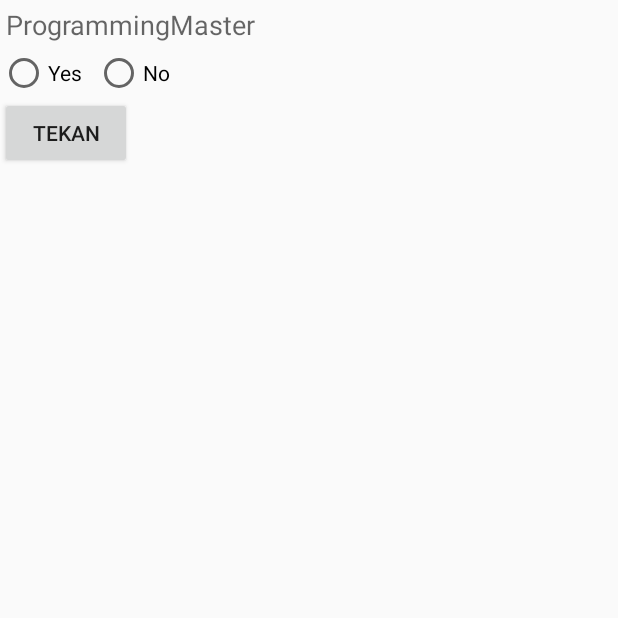
After one commit to feetbo90/ProgrammingMaster2, an Android app: the BelajarFragment screen opened directly, with no data from a screen before it, on a phone screen of 412 x 824 dp, the top half of it. The commit adds this screen. Run offline under Robolectric (Android 15) with nearby library versions, the light colour scheme and no system bars.

Commit message:
Belajar Fragment

```diff
--- a/app/build.gradle
+++ b/app/build.gradle
@@ -27,6 +27,7 @@ dependencies {
     implementation "org.jetbrains.kotlin:kotlin-stdlib-jre7:$kotlin_version"
     implementation 'com.android.support:appcompat-v7:28.0.0'
     implementation 'com.android.support.constraint:constraint-layout:1.1.3'
+    implementation 'com.android.support:support-v4:28.0.0'
     testImplementation 'junit:junit:4.12'
     androidTestImplementation 'com.android.support.test:runner:1.0.2'
     androidTestImplementation 'com.android.support.test.espresso:espresso-core:3.0.2'
--- a/app/src/main/AndroidManifest.xml
+++ b/app/src/main/AndroidManifest.xml
@@ -9,7 +9,7 @@
         android:roundIcon="@mipmap/ic_launcher_round"
         android:supportsRtl="true"
         android:theme="@style/AppTheme">
-        <activity android:name=".SharedPreferencesExample">
+        <activity android:name=".ActivityFragmentDynamic">
             <intent-filter>
                 <action android:name="android.intent.action.MAIN" />
 
@@ -17,7 +17,9 @@
             </intent-filter>
         </activity>
         <activity android:name=".MainActivity" />
-        <activity android:name=".LoginActivity"/>
+        <activity android:name=".SharedPreferencesExample" />
+        <activity android:name=".LoginActivity" />
+        <activity android:name=".BelajarFragment"/>
     </application>
 
 </manifest>
--- /dev/null
+++ b/app/src/main/java/master/programming/programmingmaster/BelajarFragment.kt
@@ -0,0 +1,12 @@
+package master.programming.programmingmaster
+
+import android.support.v7.app.AppCompatActivity
+import android.os.Bundle
+
+class BelajarFragment : AppCompatActivity() {
+
+    override fun onCreate(savedInstanceState: Bundle?) {
+        super.onCreate(savedInstanceState)
+        setContentView(R.layout.activity_belajar_fragment)
+    }
+}
--- /dev/null
+++ b/app/src/main/java/master/programming/programmingmaster/fragment/Fragment1.kt
@@ -0,0 +1,63 @@
+package master.programming.programmingmaster.fragment
+
+import android.os.Bundle
+import android.support.v4.app.Fragment
+import android.view.LayoutInflater
+import android.view.View
+import android.view.ViewGroup
+import android.widget.Button
+import android.widget.RadioGroup
+
+import master.programming.programmingmaster.R
+import android.widget.TextView
+import android.widget.Toast
+
+
+// TODO: Rename parameter arguments, choose names that match
+// the fragment initialization parameters, e.g. ARG_ITEM_NUMBER
+
+
+
+class Fragment1 : Fragment() {
+    // TODO: Rename and change types of parameters
+
+    private val YES = 0
+    private val NO = 1
+
+    override fun onCreate(savedInstanceState: Bundle?) {
+        super.onCreate(savedInstanceState)
+
+    }
+
+    override fun onCreateView(inflater: LayoutInflater, container: ViewGroup?,
+                              savedInstanceState: Bundle?): View? {
+        // Inflate the layout for this fragment
+        val rootView = inflater.inflate(R.layout.fragment_fragment1, container, false)
+        val radioGroup = rootView.findViewById<RadioGroup>(R.id.radio_group)
+        val button1 = rootView.findViewById<Button>(R.id.button)
+        radioGroup.setOnCheckedChangeListener { group, checkedId ->
+            val radioButton = radioGroup.checkedRadioButtonId
+            Toast.makeText(activity!!.applicationContext, "halo dari radio $radioButton", Toast.LENGTH_LONG).show()
+            val textView = rootView.findViewById<TextView>(R.id.textFragment)
+            when (radioButton) {
+                YES // User chose "Yes."
+                -> textView.setText(R.string.yes_message)
+                NO // User chose "No."
+                -> textView.setText(R.string.no_message)
+                else // No choice made.
+                -> {
+                }
+            }// Do nothing.
+        }
+        button1.setOnClickListener {
+            Toast.makeText(activity!!.applicationContext, "halo dari button", Toast.LENGTH_LONG).show()
+        }
+
+
+        return rootView
+    }
+
+
+
+
+}
--- /dev/null
+++ b/app/src/main/res/layout/activity_belajar_fragment.xml
@@ -0,0 +1,19 @@
+<?xml version="1.0" encoding="utf-8"?>
+<android.support.constraint.ConstraintLayout xmlns:android="http://schemas.android.com/apk/res/android"
+    xmlns:app="http://schemas.android.com/apk/res-auto"
+    xmlns:tools="http://schemas.android.com/tools"
+    android:layout_width="match_parent"
+    android:layout_height="match_parent"
+    tools:context=".BelajarFragment">
+
+    <fragment
+        android:id="@+id/fragment"
+        android:name="master.programming.programmingmaster.fragment.Fragment1"
+        android:layout_width="0dp"
+        android:layout_height="wrap_content"
+        app:layout_constraintLeft_toLeftOf="parent"
+        app:layout_constraintRight_toRightOf="parent"
+        app:layout_constraintTop_toTopOf="parent"
+        tools:layout="@layout/fragment_fragment1" />
+
+</android.support.constraint.ConstraintLayout>
--- /dev/null
+++ b/app/src/main/res/layout/fragment_fragment1.xml
@@ -0,0 +1,46 @@
+<?xml version="1.0" encoding="utf-8"?>
+<LinearLayout xmlns:android="http://schemas.android.com/apk/res/android"
+    xmlns:tools="http://schemas.android.com/tools"
+    android:layout_width="match_parent"
+    android:layout_height="match_parent"
+    android:orientation="vertical"
+    tools:context=".fragment.Fragment1">
+
+    <!-- TODO: Update blank fragment layout -->
+    <TextView
+        android:layout_width="wrap_content"
+        android:layout_height="wrap_content"
+        android:id="@+id/textFragment"
+        android:padding="4dp"
+        android:textAppearance="@style/Base.TextAppearance.AppCompat.Medium"
+        android:text="@string/app_name" />
+
+    <RadioGroup
+        android:id="@+id/radio_group"
+        android:layout_width="wrap_content"
+        android:layout_height="wrap_content"
+        android:orientation="horizontal">
+
+        <RadioButton
+            android:id="@+id/radio_button_yes"
+            android:layout_width="wrap_content"
+            android:layout_height="wrap_content"
+            android:layout_marginRight="8dp"
+            android:text="@string/yes" />
+
+        <RadioButton
+            android:id="@+id/radio_button_no"
+            android:layout_width="wrap_content"
+            android:layout_height="wrap_content"
+            android:layout_marginRight="8dp"
+            android:text="@string/no" />
+    </RadioGroup>
+
+
+    <Button
+        android:layout_width="wrap_content"
+        android:layout_height="wrap_content"
+        android:id="@+id/button"
+        android:text="@string/tekan"/>
+
+</LinearLayout>
--- a/app/src/main/res/layout/penjumlahan.xml
+++ b/app/src/main/res/layout/penjumlahan.xml
@@ -43,4 +43,10 @@
         android:gravity="center_horizontal"
         />
 
+    <Button
+        android:id="@+id/button2"
+        android:layout_width="match_parent"
+        android:layout_height="wrap_content"
+        android:text="Button" />
+
 </LinearLayout>
--- a/app/src/main/res/values/strings.xml
+++ b/app/src/main/res/values/strings.xml
@@ -9,4 +9,15 @@
     <string name="password">Password</string>
     <string name="signin">Sign In</string>
 
+    <!-- TODO: Remove or change this placeholder text -->
+    <string name="hello_blank_fragment">Hello blank fragment</string>
+    <string name="yes">Yes</string>
+    <string name="no">No</string>
+    <string name="yes_message">Yes Message</string>
+    <string name="no_message">No Message</string>
+    <string name="tekan">Tekan</string>
+    <string name="tekanDariActivity">Dari Activity</string>
+    <string name="close">Close</string>
+    <string name="open">Open Button</string>
+
 </resources>
```
Also changed, not shown: app/src/main/java/master/programming/programmingmaster/ActivityFragmentDynamic.kt (added, +82 -0 lines), app/src/main/java/master/programming/programmingmaster/MainActivity.kt (+8 -2 lines), app/src/main/java/master/programming/programmingmaster/fragment/FragmentDynamic.kt (added, +47 -0 lines), app/src/main/java/master/programming/programmingmaster/fragment/FragmentDynamic2.kt (added, +43 -0 lines), app/src/main/res/layout/activity_fragment_dynamic.xml (added, +29 -0 lines), app/src/main/res/layout/fragment_dynamic.xml (added, +24 -0 lines), app/src/main/res/layout/fragment_fragment_dynamic2.xml (added, +14 -0 lines).
